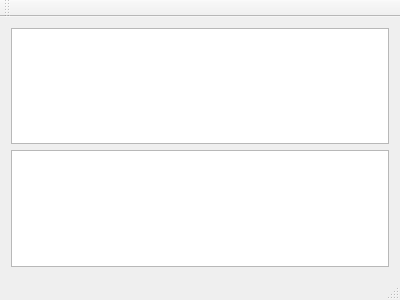
First picture: the form in live/day2-1/mymodels/mainwindow.ui, repository ynonp/qt-2016-02, before the edit.
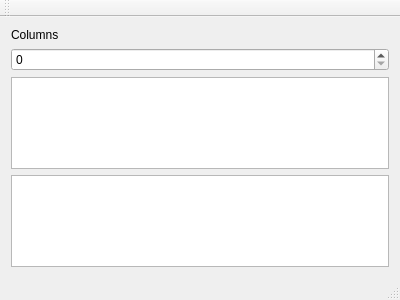
Second picture: the form after the edit.

```diff
--- a/live/day2-1/mymodels/mainwindow.ui
+++ b/live/day2-1/mymodels/mainwindow.ui
@@ -15,11 +15,21 @@
   </property>
   <widget class="QWidget" name="centralWidget">
    <layout class="QGridLayout" name="gridLayout">
-    <item row="1" column="0">
+    <item row="2" column="0">
+     <widget class="QTableView" name="tableView"/>
+    </item>
+    <item row="3" column="0">
      <widget class="QListView" name="listView"/>
     </item>
+    <item row="1" column="0">
+     <widget class="QSpinBox" name="spinBox"/>
+    </item>
     <item row="0" column="0">
-     <widget class="QTableView" name="tableView"/>
+     <widget class="QLabel" name="label">
+      <property name="text">
+       <string>Columns</string>
+      </property>
+     </widget>
     </item>
    </layout>
   </widget>
```
